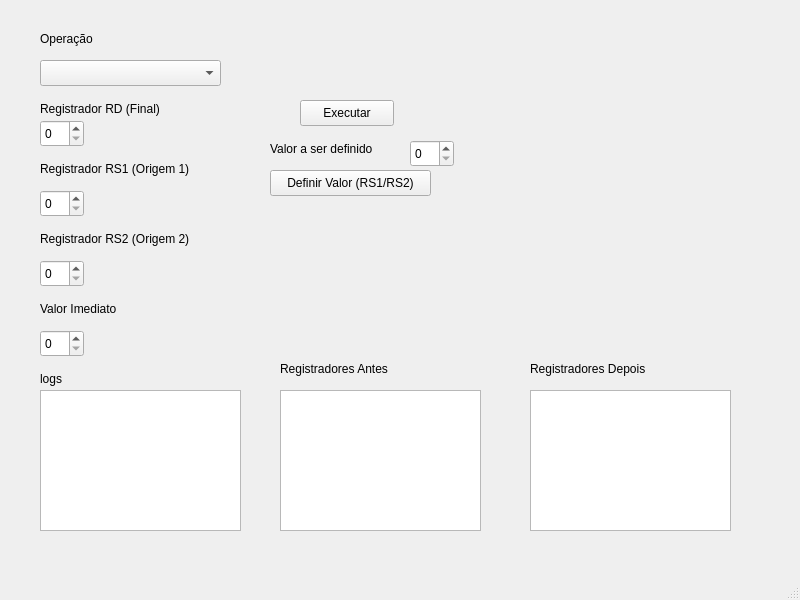
Qt form src/gui/demowindow.ui (th-markendorf/Simulador-de-Processador-RISC-V) before a commit.
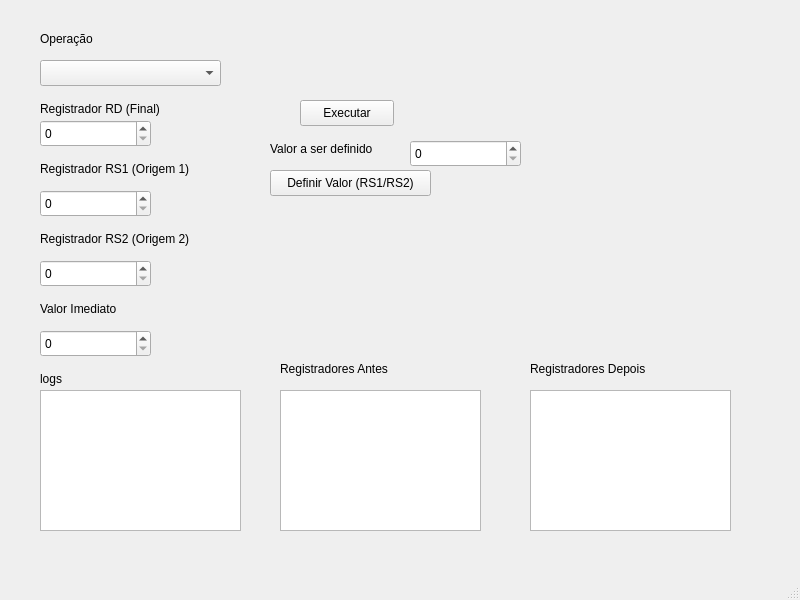
The same form after that commit.

Commit message: Implementa a Extensão "M" (Multiplicação e Divisão)

```diff
--- a/src/gui/demowindow.ui
+++ b/src/gui/demowindow.ui
@@ -29,7 +29,7 @@
      <rect>
       <x>40</x>
       <y>120</y>
-      <width>44</width>
+      <width>111</width>
       <height>27</height>
      </rect>
     </property>
@@ -39,7 +39,7 @@
      <rect>
       <x>40</x>
       <y>190</y>
-      <width>44</width>
+      <width>111</width>
       <height>27</height>
      </rect>
     </property>
@@ -49,7 +49,7 @@
      <rect>
       <x>40</x>
       <y>260</y>
-      <width>44</width>
+      <width>111</width>
       <height>27</height>
      </rect>
     </property>
@@ -124,7 +124,7 @@
      <rect>
       <x>40</x>
       <y>330</y>
-      <width>44</width>
+      <width>111</width>
       <height>27</height>
      </rect>
     </property>
@@ -229,7 +229,7 @@
      <rect>
       <x>410</x>
       <y>140</y>
-      <width>44</width>
+      <width>111</width>
       <height>27</height>
      </rect>
     </property>
```
Left out of the diff: 2 changed lines with no effect on the pictures. The commit also changes 2 other files.
